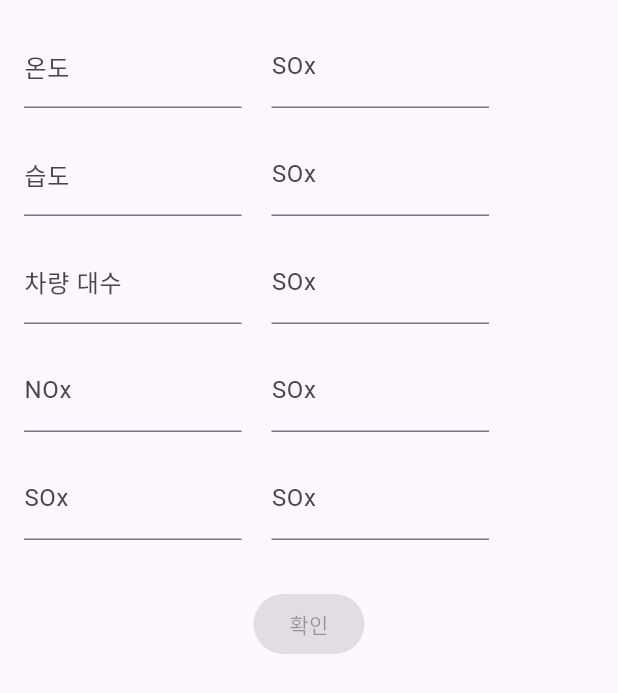
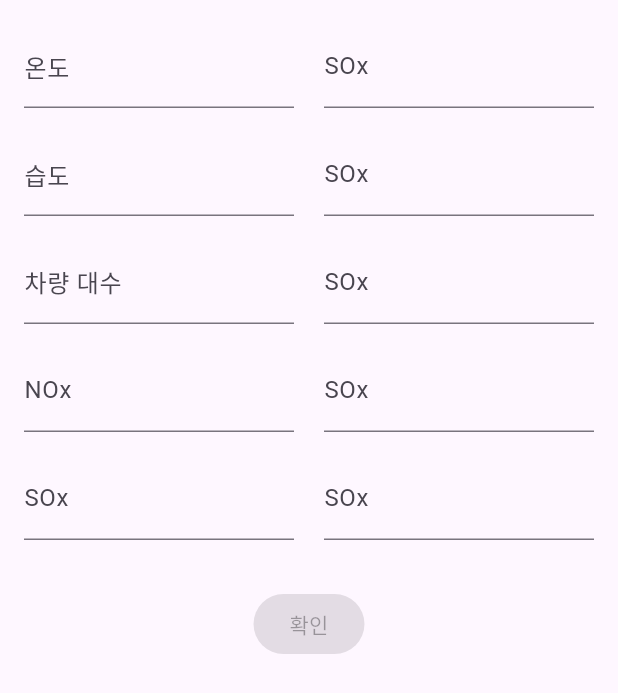
Before and after one commit to holyPigeon/clean-up, a Flutter app: the InputInfos widget shown alone on an empty page, opened directly, on a phone screen of 412 x 824 dp. Shown: the top 693 px of the screen. Run offline on Flutter 3.47's test engine with Material 3 defaults, Android fonts, the phone set to English and light mode, and no system bars; our stand-ins replace fl_chart; network calls fail.

Commit message:
fix : Pixel Overflow 해결

```diff
--- a/frontend/lib/widgets/input_infos.dart
+++ b/frontend/lib/widgets/input_infos.dart
@@ -1,3 +1,4 @@
+import 'package:flutter/cupertino.dart';
 import 'package:flutter/material.dart';
 
 class InputInfos extends StatefulWidget {
@@ -31,13 +32,14 @@ class _InputInfosState extends State<InputInfos> {
     return Padding(
       padding: const EdgeInsets.all(16.0),
       child: Column(
+        mainAxisSize: MainAxisSize.min,
         children: <Widget>[
           Row(
             children: [
-              SizedBox(
-                width: 145,
+              Expanded(
                 child: TextField(
                   controller: _temperatureController,
+                  style: const TextStyle(color: Colors.black),
                   decoration: const InputDecoration(
                     labelText: '온도',
                   ),
@@ -50,10 +52,44 @@ class _InputInfosState extends State<InputInfos> {
               const SizedBox(
                 width: 20,
               ),
-              SizedBox(
-                width: 145,
+              Expanded(
                 child: TextField(
                   controller: _soxController,
+                  style: const TextStyle(color: Colors.black),
+                  decoration: const InputDecoration(
+                    labelText: 'SOx',
+                  ),
+                  keyboardType: TextInputType.number,
+                  onChanged: (text) {
+                    updateCanSubmit();
+                  },
+                ),
+              )
+            ],
+          ),
+          const SizedBox(height: 16.0),
+          Row(
+            children: [
+              Expanded(
+                child: TextField(
+                  controller: _humidityController,
+                  style: const TextStyle(color: Colors.black),
+                  decoration: const InputDecoration(
+                    labelText: '습도',
+                  ),
+                  keyboardType: TextInputType.number,
+                  onChanged: (text) {
+                    updateCanSubmit();
+                  },
+                ),
+              ),
+              const SizedBox(
+                width: 20,
+              ),
+              Expanded(
+                child: TextField(
+                  controller: _soxController,
+                  style: const TextStyle(color: Colors.black),
                   decoration: const InputDecoration(
                     labelText: 'SOx',
                   ),
@@ -68,12 +104,12 @@ class _InputInfosState extends State<InputInfos> {
           const SizedBox(height: 16.0),
           Row(
             children: [
-              SizedBox(
-                width: 145,
+              Expanded(
                 child: TextField(
-                  controller: _humidityController,
+                  controller: _vehicleCountController,
+                  style: const TextStyle(color: Colors.black),
                   decoration: const InputDecoration(
-                    labelText: '습도',
+                    labelText: '차량 대수',
                   ),
                   keyboardType: TextInputType.number,
                   onChanged: (text) {
@@ -84,10 +120,10 @@ class _InputInfosState extends State<InputInfos> {
               const SizedBox(
                 width: 20,
               ),
-              SizedBox(
-                width: 145,
+              Expanded(
                 child: TextField(
                   controller: _soxController,
+                  style: const TextStyle(color: Colors.black),
                   decoration: const InputDecoration(
                     labelText: 'SOx',
                   ),
@@ -102,12 +138,12 @@ class _InputInfosState extends State<InputInfos> {
           const SizedBox(height: 16.0),
           Row(
             children: [
-              SizedBox(
-                width: 145,
+              Expanded(
                 child: TextField(
-                  controller: _vehicleCountController,
+                  controller: _noxController,
+                  style: const TextStyle(color: Colors.black),
                   decoration: const InputDecoration(
-                    labelText: '차량 대수',
+                    labelText: 'NOx',
                   ),
                   keyboardType: TextInputType.number,
                   onChanged: (text) {
@@ -118,10 +154,10 @@ class _InputInfosState extends State<InputInfos> {
               const SizedBox(
                 width: 20,
               ),
-              SizedBox(
-                width: 145,
+              Expanded(
                 child: TextField(
                   controller: _soxController,
+                  style: const TextStyle(color: Colors.black),
                   decoration: const InputDecoration(
                     labelText: 'SOx',
                   ),
@@ -136,44 +172,10 @@ class _InputInfosState extends State<InputInfos> {
           const SizedBox(height: 16.0),
           Row(
             children: [
-              SizedBox(
-                width: 145,
-                child: TextField(
-                  controller: _noxController,
-                  decoration: const InputDecoration(
-                    labelText: 'NOx',
-                  ),
-                  keyboardType: TextInputType.number,
-                  onChanged: (text) {
-                    updateCanSubmit();
-                  },
-                ),
-              ),
-              const SizedBox(
-                width: 20,
-              ),
-              SizedBox(
-                width: 145,
+              Expanded(
                 child: TextField(
                   controller: _soxController,
-                  decoration: const InputDecoration(
-                    labelText: 'SOx',
-                  ),
-                  keyboardType: TextInputType.number,
-                  onChanged: (text) {
-                    updateCanSubmit();
-                  },
-                ),
-              ),
-            ],
-          ),
-          const SizedBox(height: 16.0),
-          Row(
-            children: [
-              SizedBox(
-                width: 145,
-                child: TextField(
-                  controller: _soxController,
+                  style: const TextStyle(color: Colors.black),
                   decoration: const InputDecoration(
                     labelText: 'SOx',
                   ),
@@ -186,10 +188,10 @@ class _InputInfosState extends State<InputInfos> {
               const SizedBox(
                 width: 20,
               ),
-              SizedBox(
-                width: 145,
+              Expanded(
                 child: TextField(
                   controller: _soxController,
+                  style: const TextStyle(color: Colors.black),
                   decoration: const InputDecoration(
                     labelText: 'SOx',
                   ),
--- a/frontend/lib/widgets/nav_pollution_charts.dart
+++ b/frontend/lib/widgets/nav_pollution_charts.dart
@@ -120,12 +120,8 @@ class _PollutionChartsState extends State<NavPollutionCharts> {
                       showDialog(
                         context: context,
                         builder: (BuildContext context) {
-                          return Dialog(
-                            child: Box(
-                              width: width * 0.8,
-                              height: height * 0.55,
-                              widget: const InputInfos(),
-                            ),
+                          return const Dialog(
+                            child: InputInfos()
                           );
                         },
                       );
--- a/frontend/lib/widgets/parkingdata.dart
+++ b/frontend/lib/widgets/parkingdata.dart
@@ -37,22 +37,22 @@ class _ParkingDataWidgetState extends State<ParkingDataWidget> {
               DataColumn(label: Container()),
               const DataColumn(
                   label: Text(
-                '기온(°C)',
+                '기온\n(°C)',
                 style: TextStyle(color: Colors.black),
               )),
               const DataColumn(
                   label: Text(
-                '습도(%)',
+                '습도\n(%)',
                 style: TextStyle(color: Colors.black),
               )),
               const DataColumn(
                   label: Text(
-                'NOx(ppm)',
+                'NOx\n(ppm)',
                 style: TextStyle(color: Colors.black),
               )),
               const DataColumn(
                   label: Text(
-                'SOx(ppm)',
+                'SOx\n(ppm)',
                 style: TextStyle(color: Colors.black),
               )),
               const DataColumn(
```
